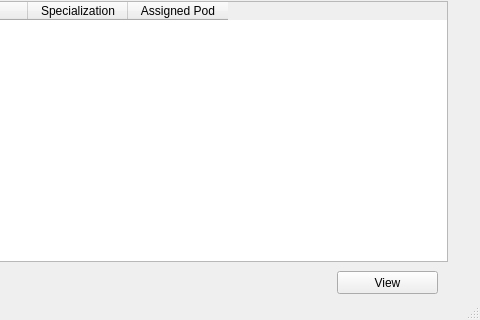
fakehafaisal/db_project, file Doctors_list.ui: the form before one commit; both pictures show x 193 to 673 and y 128 to 448 of the 673 by 448 pixel window.
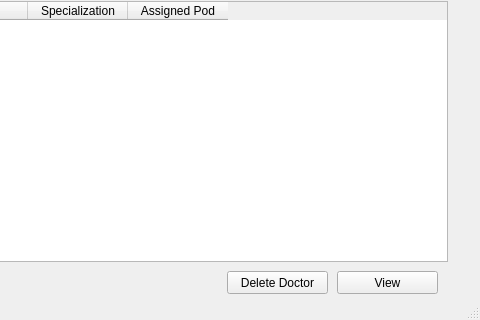
The form after the commit.

```diff
--- a/Doctors_list.ui
+++ b/Doctors_list.ui
@@ -141,6 +141,19 @@
      </rect>
     </property>
    </widget>
+   <widget class="QPushButton" name="view_doc_details_2">
+    <property name="geometry">
+     <rect>
+      <x>420</x>
+      <y>380</y>
+      <width>101</width>
+      <height>23</height>
+     </rect>
+    </property>
+    <property name="text">
+     <string>Delete Doctor</string>
+    </property>
+   </widget>
   </widget>
   <widget class="QMenuBar" name="menubar">
    <property name="geometry">
```
Left out of the diff: 2 changed lines with no effect on the pictures.
